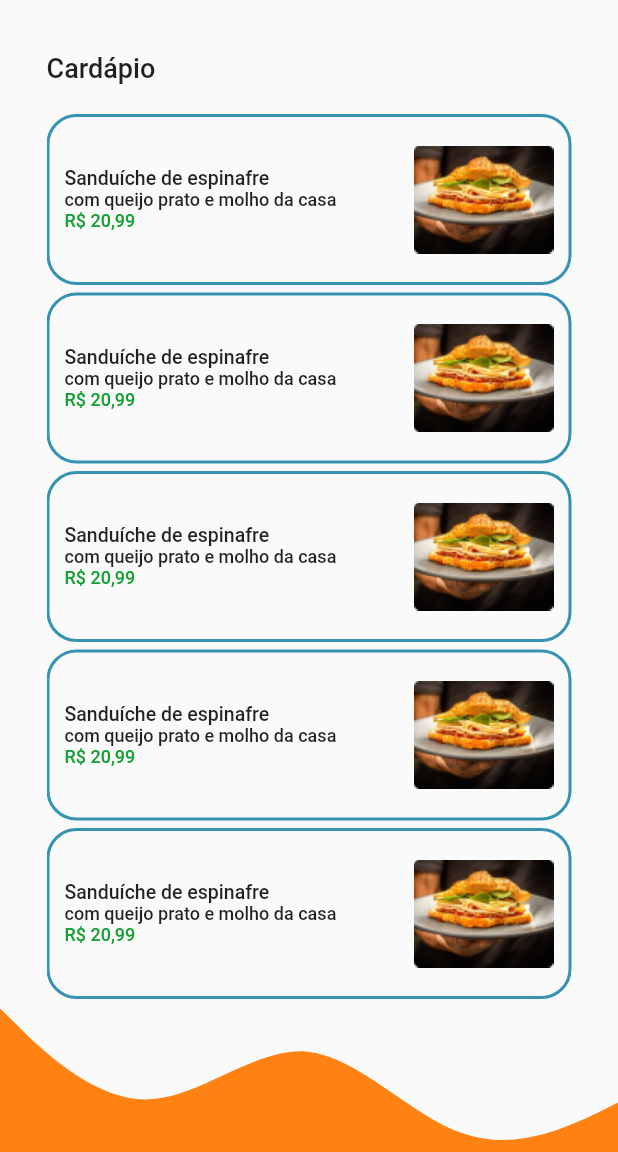
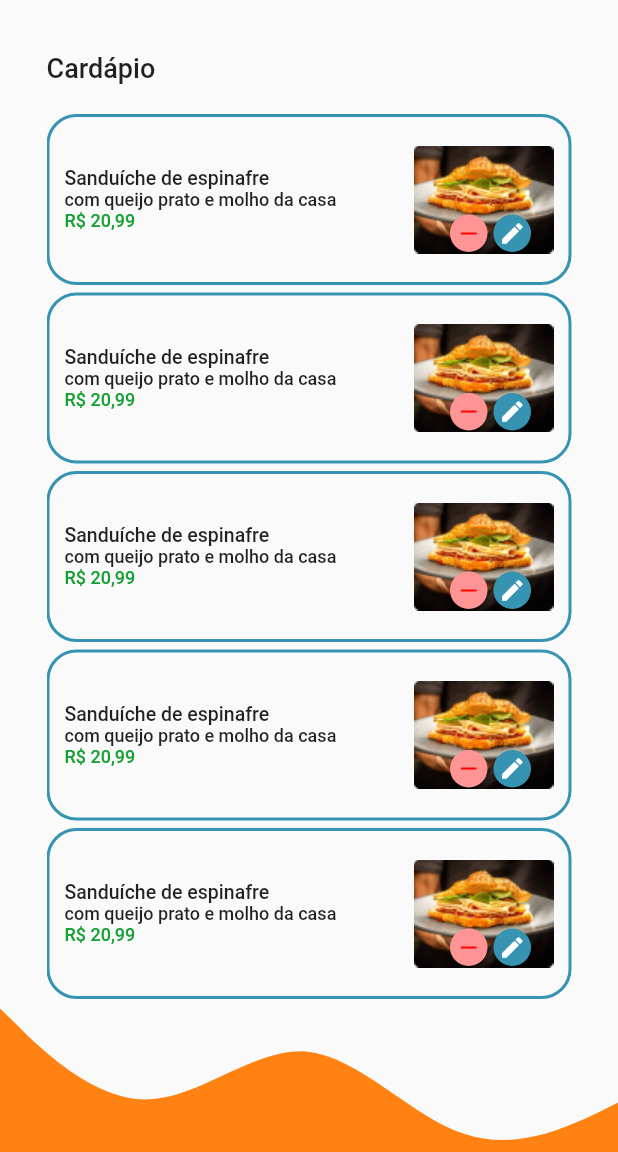
Before and after one commit to Reactweb23/e_pedidos, a Flutter app: the MyMenuPage screen opened by its route, on a phone screen of 412 x 824 dp, the part 84-1236 px from its top. Run offline on Flutter 3.47's test engine with Material 2 defaults, Android fonts, the phone set to English and light mode, and no system bars; our stand-ins replace flutter_svg.

Commit message:
feat: custom card menu and iconBtn done

```diff
--- a/lib/shared/widgets/custom_card_menu.dart
+++ b/lib/shared/widgets/custom_card_menu.dart
@@ -1,4 +1,5 @@
 import 'package:flutter/material.dart';
+import 'package:e_pedidos_front/shared/widgets/custom_icon_button.dart';
 
 class CustomCardMenu extends StatefulWidget {
   const CustomCardMenu({super.key});
@@ -22,27 +23,67 @@ class _CustomCardMenuState extends State<CustomCardMenu> {
           ),
           borderRadius: BorderRadius.circular(20),
         ),
-         child: Row(
-          mainAxisAlignment: MainAxisAlignment.spaceBetween,
+        child: Column(
           children: [
-            const Column(
+            Row(mainAxisAlignment: MainAxisAlignment.spaceBetween, children: [
+              SizedBox(
+                width: MediaQuery.of(context).size.width * 0.5,
+                child: const Column(
                   crossAxisAlignment: CrossAxisAlignment.start,
                   mainAxisAlignment: MainAxisAlignment.spaceEvenly,
                   children: [
-                Text('Sanduíche de espinafre', style: TextStyle(fontSize: 13, fontWeight: FontWeight.w500),),
-                Text('com queijo prato e molho da casa', style: TextStyle(fontSize: 12, fontWeight: FontWeight.w500),),
+                    Text(
+                      'Sanduíche de espinafre',
+                      style:
+                          TextStyle(fontSize: 13, fontWeight: FontWeight.w500),
+                    ),
+                    Text(
+                      'com queijo prato e molho da casa',
+                      style:
+                          TextStyle(fontSize: 12, fontWeight: FontWeight.w500),
+                    ),
                     Text(
                       'R\$ 20,99',
                       style: TextStyle(
                           fontSize: 12,
                           fontWeight: FontWeight.w500,
-                    color: Color.fromRGBO(23, 160, 53, 1)
-                    ),
+                          color: Color.fromRGBO(23, 160, 53, 1)),
                     ),
                   ],
                 ),
-            Image.asset('lib/assets/menu1.png')
-          ]
+              ),
+              Stack(
+                children: [
+                  Image.asset('lib/assets/menu1.png'),
+                  Positioned(
+                    left: 0,
+                    right: 15,
+                    bottom: 1,
+                    child: Row(
+                      mainAxisAlignment: MainAxisAlignment.end,
+                      children: [
+                        CustomIconButton(
+                            icon: Icons.remove,
+                            backgroundColor:
+                                const Color.fromRGBO(255, 148, 148, 1),
+                            iconColor: const Color.fromRGBO(255, 0, 0, 1),
+                            onTap: () {}),
+                        const SizedBox(
+                          width: 4,
+                        ),
+                        CustomIconButton(
+                            icon: Icons.edit,
+                            backgroundColor:
+                                const Color.fromRGBO(54, 148, 178, 1),
+                            iconColor: Colors.white,
+                            onTap: () {}),
+                      ],
+                    ),
+                  )
+                ],
+              )
+            ]),
+          ],
         ),
       ),
     );
--- /dev/null
+++ b/lib/shared/widgets/custom_icon_button.dart
@@ -0,0 +1,38 @@
+import 'package:flutter/material.dart';
+
+class CustomIconButton extends StatelessWidget {
+  final IconData icon;
+  final Color backgroundColor;
+  final Color iconColor;
+  final VoidCallback onTap;
+
+  const CustomIconButton({
+    super.key,
+    required this.icon,
+    required this.backgroundColor,
+    required this.iconColor,
+    required this.onTap,
+  });
+
+  @override
+  Widget build(BuildContext context) {
+    return InkWell(
+      onTap: onTap,
+      child: Container(
+        width: 25,
+        height: 25,
+        decoration: BoxDecoration(
+          color: backgroundColor,
+          shape: BoxShape.circle,
+        ),
+        child: Center(
+          child: Icon(
+            icon,
+            color: iconColor,
+            size: 18,
+          ),
+        ),
+      ),
+    );
+  }
+}
```
Lines whose indentation alone changed are shown as unchanged.
